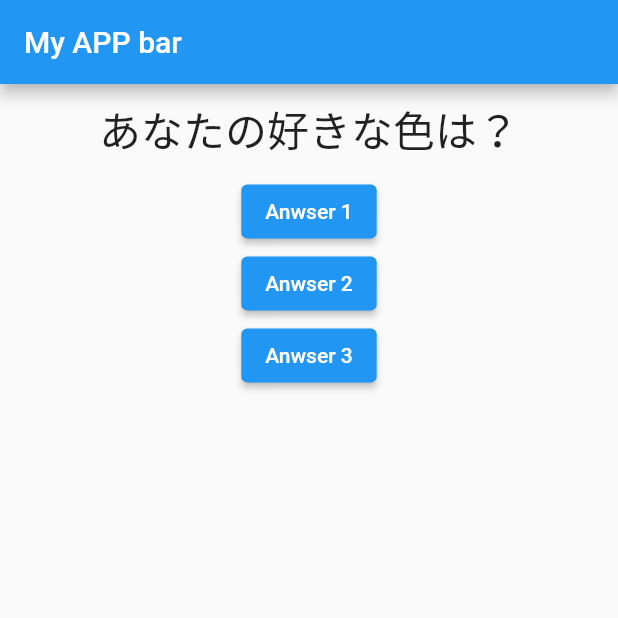
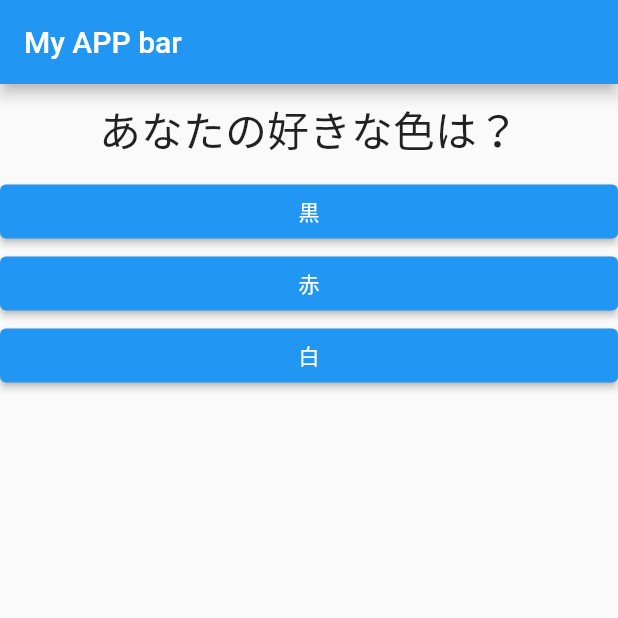
Before and after one commit to shogo4131/Flutter-Quiz-App, a Flutter app: the screen it shows after launch, on a phone screen of 412 x 824 dp, the top half of it. Run offline on Flutter 3.47's test engine with Material 2 defaults, Android fonts, the light colour scheme and no system bars.

Commit message:
feat: add anwser button

```diff
--- /dev/null
+++ b/lib/answer.dart
@@ -0,0 +1,19 @@
+import 'package:flutter/material.dart';
+
+class Answer extends StatelessWidget {
+  final VoidCallback selectHandler;
+  final String answerText;
+
+  Answer(this.selectHandler, this.answerText);
+
+  @override
+  Widget build(BuildContext context) {
+    return Container(
+      width: double.infinity,
+      child: ElevatedButton(
+        onPressed: selectHandler,
+        child: Text(answerText),
+      ),
+    );
+  }
+}
--- a/lib/main.dart
+++ b/lib/main.dart
@@ -1,3 +1,4 @@
+import 'package:fl_study/answer.dart';
 import 'package:fl_study/question.dart';
 import 'package:flutter/material.dart';
 
@@ -9,7 +10,20 @@ class MyApp extends StatefulWidget {
 }
 
 class _MyAppState extends State<MyApp> {
-  var questions = ['あなたの好きな色は？', 'あなたの好きな食べ物は？'];
+  var questions = [
+    {
+      'questionText': 'あなたの好きな色は？',
+      'anwsers': ['黒', '赤', '白'],
+    },
+    {
+      'questionText': 'あなたの好きな食べ物は？',
+      'anwsers': ['カレー', 'マグロ', ' オムライス'],
+    },
+    {
+      'questionText': 'あなたの好きな食べ物は？',
+      'anwsers': ['カレー', 'マグロ', ' オムライス'],
+    }
+  ];
 
   int _questionIndex = 0;
 
@@ -17,8 +31,6 @@ class _MyAppState extends State<MyApp> {
     setState(() {
       _questionIndex = _questionIndex + 1;
     });
-
-    print(_questionIndex);
   }
 
   @override
@@ -26,21 +38,16 @@ class _MyAppState extends State<MyApp> {
     return MaterialApp(
       home: Scaffold(
         appBar: AppBar(title: Text('My APP bar')),
-        body: Column(children: [
-          Question(questions[_questionIndex]),
-          ElevatedButton(
-            child: Text('Anwser 1'),
-            onPressed: _answerQuestion,
-          ),
-          ElevatedButton(
-            child: Text('Anwser 2'),
-            onPressed: _answerQuestion,
-          ),
-          ElevatedButton(
-            child: Text('Anwser 3'),
-            onPressed: _answerQuestion,
-          ),
-        ]),
+        body: Column(
+          children: [
+            Question(
+              questions[_questionIndex]['questionText'] as String,
+            ),
+            ...(questions[_questionIndex]['anwsers'] as List<String>)
+                .map((answser) => Answer(_answerQuestion, answser))
+                .toList()
+          ],
+        ),
       ),
     );
   }
```
